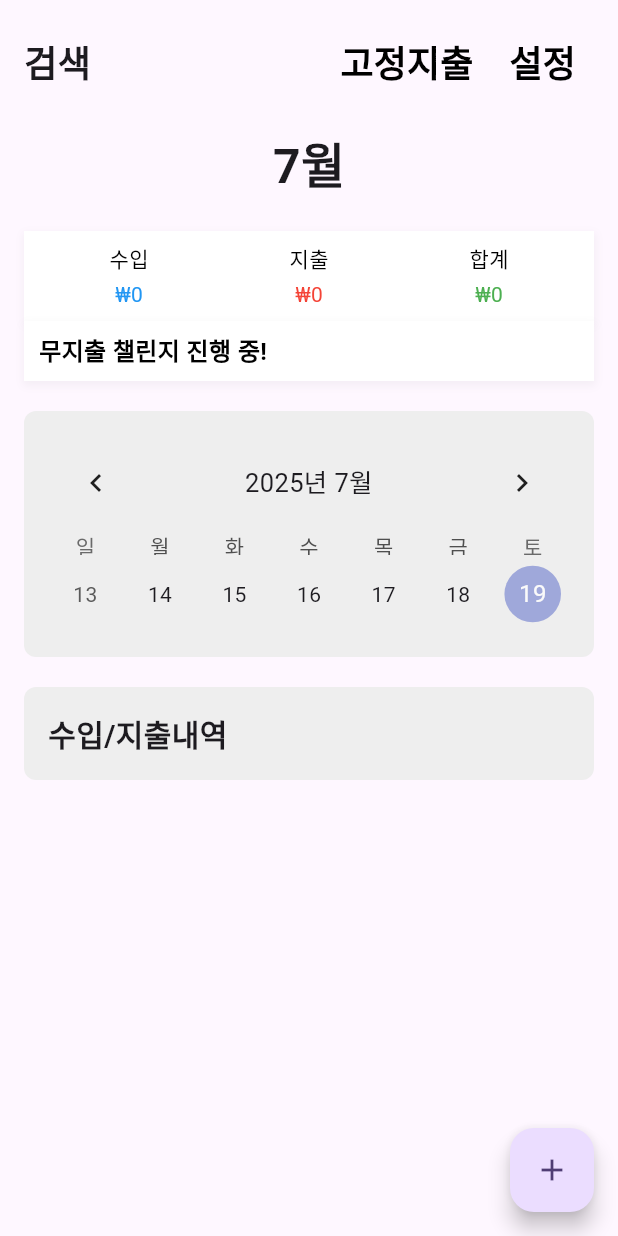
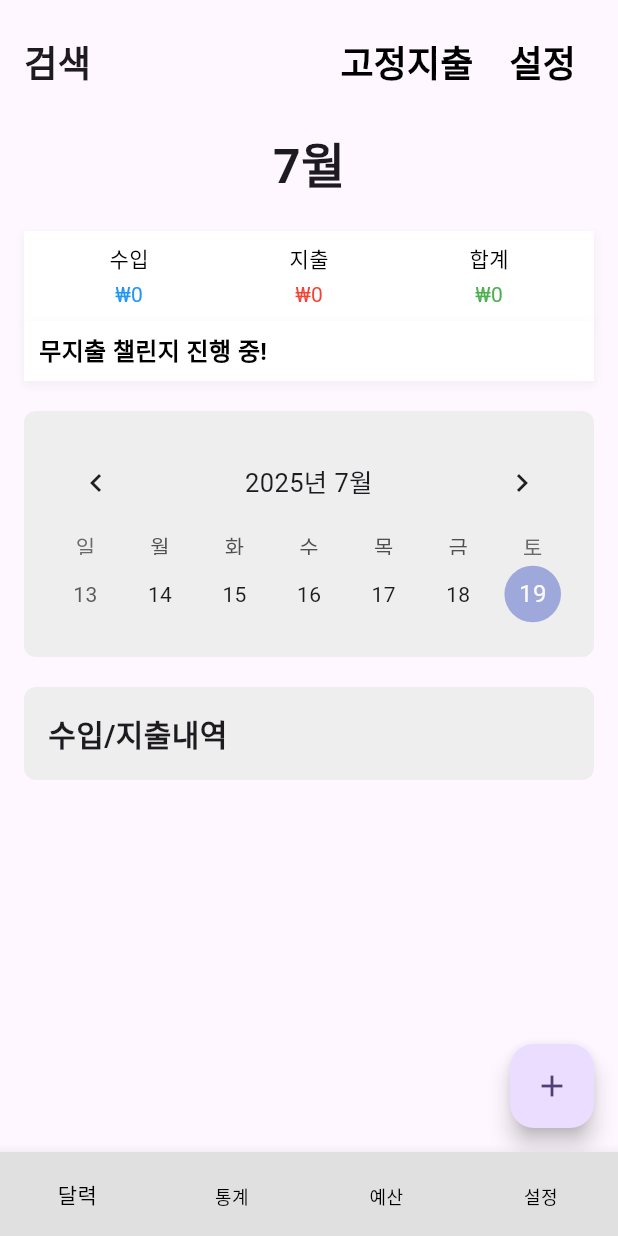
Before and after one commit to ProjectTeam100/kkugit, a Flutter app: the screen it shows after launch, on a phone screen of 412 x 824 dp. Run offline on Flutter 3.47's test engine with Material 3 defaults, Android fonts, the phone set to English and light mode, and no system bars; drawn by our look-alikes of table_calendar; our stand-ins replace firebase_ai, firebase_core, fl_chart, flutter_dotenv, get_it, injectable and 1 more; accounts and stored records are empty; generated files the repository leaves out were written again.

Commit message:
하단 메뉴 생성
하단 메뉴를 생성 했습니다.
- 컴포넌트 파일을 생성했었는데, layout을 거의 이용해서 컴포넌트에 만들었던 파일을 삭제할 수도 있습니다.

- home_screen의 설정 버튼을 삭제해야합니다.

- 하단 메뉴에 있는 4개의 화면 제외 다른 화면(고정지출 관리, 내역 추가 등)의 화면에선 보이지 않습니다.

```diff
--- /dev/null
+++ b/lib/components/bottom_menu.dart
@@ -0,0 +1,69 @@
+import 'package:flutter/material.dart';
+
+void main() {
+  runApp(BottomMenu());
+}
+
+class BottomMenu extends StatelessWidget {
+  @override
+  Widget build(BuildContext context) {
+    return MaterialApp(
+      home: HomeScreen(),
+    );
+  }
+}
+
+class HomeScreen extends StatefulWidget {
+  @override
+  _HomeScreenState createState() => _HomeScreenState();
+}
+
+class _HomeScreenState extends State<HomeScreen> {
+  int _selectedIndex = 0;
+
+  static const List<Widget> _widgetOptions = <Widget>[
+    Center(child: Text('달력 화면')),
+    Center(child: Text('통계 화면')),
+    Center(child: Text('예산 화면')),
+    Center(child: Text('설정 화면')),
+  ];
+
+  void _onItemTapped(int index) {
+    setState(() {
+      _selectedIndex = index;
+    });
+  }
+
+  @override
+  Widget build(BuildContext context) {
+    return Scaffold(
+      body: _widgetOptions[_selectedIndex],
+      bottomNavigationBar: BottomNavigationBar(
+        type: BottomNavigationBarType.fixed,
+        backgroundColor: Colors.grey[300], // 이미지의 회색 배경
+        selectedItemColor: Colors.black,
+        unselectedItemColor: Colors.black,
+        currentIndex: _selectedIndex,
+        onTap: _onItemTapped,
+        items: const [
+          BottomNavigationBarItem(
+            icon: SizedBox.shrink(), // 아이콘 없이 텍스트만
+            label: '달력',
+          ),
+          BottomNavigationBarItem(
+            icon: SizedBox.shrink(),
+            label: '통계',
+          ),
+          BottomNavigationBarItem(
+            icon: SizedBox.shrink(),
+            label: '예산',
+          ),
+          BottomNavigationBarItem(
+            icon: SizedBox.shrink(),
+            label: '설정',
+          ),
+        ],
+      ),
+    );
+  }
+}
--- /dev/null
+++ b/lib/layouts/main_layout.dart
@@ -0,0 +1,54 @@
+import 'package:flutter/material.dart';
+import 'package:kkugit/screens/home_screen.dart';
+import 'package:kkugit/screens/statistics_screen.dart';
+import 'package:kkugit/screens/settings_screen.dart';
+import 'package:kkugit/screens/budget_screen.dart';
+
+// 외부에서 접근 가능한 key
+final GlobalKey<_MainLayoutState> mainLayoutKey = GlobalKey();
+
+class MainLayout extends StatefulWidget {
+  const MainLayout({super.key});
+
+  @override
+  State<MainLayout> createState() => _MainLayoutState();
+}
+
+class _MainLayoutState extends State<MainLayout> {
+  int _selectedIndex = 0;
+
+  final List<Widget> _screens = [
+    const HomeScreen(),
+    const StatisticsScreen(),
+    const BudgetScreen(),
+    const SettingsScreen(),
+  ];
+
+  // 외부에서 접근 가능한 탭 변경 함수
+  void navigateToTab(int index) {
+    setState(() {
+      _selectedIndex = index;
+    });
+  }
+
+  @override
+  Widget build(BuildContext context) {
+    return Scaffold(
+      body: _screens[_selectedIndex],
+      bottomNavigationBar: BottomNavigationBar(
+        type: BottomNavigationBarType.fixed,
+        backgroundColor: Colors.grey[300],
+        selectedItemColor: Colors.black,
+        unselectedItemColor: Colors.black,
+        currentIndex: _selectedIndex,
+        onTap: (index) => navigateToTab(index),
+        items: const [
+          BottomNavigationBarItem(icon: SizedBox.shrink(), label: '달력'),
+          BottomNavigationBarItem(icon: SizedBox.shrink(), label: '통계'),
+          BottomNavigationBarItem(icon: SizedBox.shrink(), label: '예산'),
+          BottomNavigationBarItem(icon: SizedBox.shrink(), label: '설정'),
+        ],
+      ),
+    );
+  }
+}
--- a/lib/main.dart
+++ b/lib/main.dart
@@ -6,7 +6,10 @@ import 'package:kkugit/data/service/preference_service.dart';
 import 'package:kkugit/di/injection.dart';
 import 'package:firebase_core/firebase_core.dart';
 import 'firebase_options.dart';
-import 'screens/home_screen.dart';
+import 'package:kkugit/layouts/main_layout.dart';
+
+// ✅ main_layout.dart에 있어야 함:
+// final GlobalKey<_MainLayoutState> mainLayoutKey = GlobalKey();
 
 void main() async {
   WidgetsFlutterBinding.ensureInitialized();
@@ -19,17 +22,13 @@ class MyApp extends StatelessWidget {
   static final Future<void> _initialization = _initializeApp();
 
   static Future<void> _initializeApp() async {
-    // 날짜 형식 초기화
     await initializeDateFormatting('ko_KR', null);
-    // DI 설정
     await configureDependencies();
-    //firebase 초기화
     await Firebase.initializeApp(
       options: DefaultFirebaseOptions.currentPlatform,
     );
     final preferenceService = getIt<PreferenceService>();
     final categoryService = getIt<CategoryService>();
-    // 기본 설정 및 카테고리 추가
     await Future.wait([
       preferenceService.setDefaultPreferences(),
       categoryService.setDefaultCategories(),
@@ -55,7 +54,7 @@ class MyApp extends StatelessWidget {
           if (snapshot.connectionState != ConnectionState.done) {
             return const Center(child: CircularProgressIndicator());
           }
-          return const HomeScreen();
+          return MainLayout(key: mainLayoutKey); // ✅ key 전달!
         },
       ),
     );
--- a/lib/screens/statistics_screen.dart
+++ b/lib/screens/statistics_screen.dart
@@ -37,7 +37,7 @@ class _StatisticsScreenState extends State<StatisticsScreen> {
       appBar: AppBar(
         title: const Text('통계'),
         centerTitle: true,
-        leading: const BackButton(),
+        automaticallyImplyLeading: false,
       ),
       body: SingleChildScrollView(
         padding: const EdgeInsets.all(16),
--- a/pubspec.yaml
+++ b/pubspec.yaml
@@ -49,7 +49,7 @@ dependencies:
     version: *isar_version
     hosted: https://pub.isar-community.dev/
 
-  fl_chart: ^0.55.2
+  fl_chart: ^0.66.0
 
   path_provider: ^2.1.5
 
```
Also changed, not shown: lib/components/transaction_card.dart (added, +47 -0 lines), lib/screens/budget_screen.dart (added, +21 -0 lines), lib/screens/home_screen.dart (+7 -74 lines), pubspec.lock.
